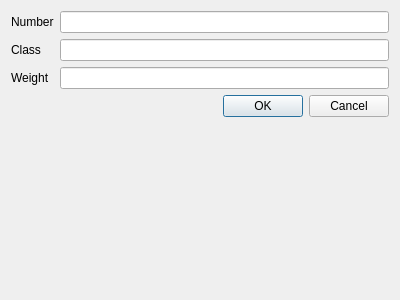
The window that narob-desktop/vehicledialog.ui (iforgetware/narob) describes before a commit, drawn with Qt 5.
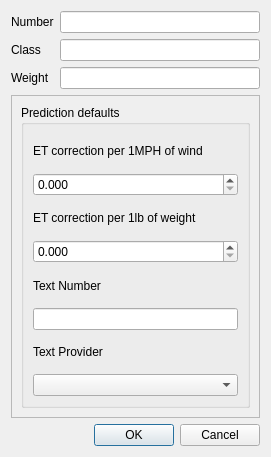
The same window after the commit. Custom widgets are drawn as their Qt base class.

Patch:
```diff
--- a/narob-desktop/vehicledialog.ui
+++ b/narob-desktop/vehicledialog.ui
@@ -6,14 +6,14 @@
    <rect>
     <x>0</x>
     <y>0</y>
-    <width>400</width>
-    <height>300</height>
+    <width>271</width>
+    <height>457</height>
    </rect>
   </property>
   <property name="windowTitle">
    <string>Dialog</string>
   </property>
-  <layout class="QFormLayout" name="formLayout">
+  <layout class="QGridLayout" name="gridLayout_2">
    <item row="0" column="0">
     <widget class="QLabel" name="numberLabel">
      <property name="text">
@@ -21,6 +21,9 @@
      </property>
     </widget>
    </item>
+   <item row="0" column="1">
+    <widget class="QLineEdit" name="numberEdit"/>
+   </item>
    <item row="1" column="0">
     <widget class="QLabel" name="compClassLabel">
      <property name="text">
@@ -28,6 +31,9 @@
      </property>
     </widget>
    </item>
+   <item row="1" column="1">
+    <widget class="QLineEdit" name="compClassEdit"/>
+   </item>
    <item row="2" column="0">
     <widget class="QLabel" name="weightLabel">
      <property name="text">
@@ -35,7 +41,10 @@
      </property>
     </widget>
    </item>
-   <item row="3" column="1">
+   <item row="2" column="1">
+    <widget class="QLineEdit" name="weightEdit"/>
+   </item>
+   <item row="4" column="1">
     <widget class="QDialogButtonBox" name="buttonBox">
      <property name="orientation">
       <enum>Qt::Horizontal</enum>
@@ -45,17 +54,105 @@
      </property>
     </widget>
    </item>
-   <item row="0" column="1">
-    <widget class="QLineEdit" name="numberEdit"/>
-   </item>
-   <item row="1" column="1">
-    <widget class="QLineEdit" name="compClassEdit"/>
-   </item>
-   <item row="2" column="1">
-    <widget class="QLineEdit" name="weightEdit"/>
+   <item row="3" column="0" colspan="2">
+    <widget class="QFrame" name="settingsFrame">
+     <property name="frameShape">
+      <enum>QFrame::StyledPanel</enum>
+     </property>
+     <property name="frameShadow">
+      <enum>QFrame::Raised</enum>
+     </property>
+     <layout class="QGridLayout" name="gridLayout">
+      <item row="0" column="0">
+       <widget class="QGroupBox" name="predictionDefaults">
+        <property name="sizePolicy">
+         <sizepolicy hsizetype="Preferred" vsizetype="Expanding">
+          <horstretch>0</horstretch>
+          <verstretch>0</verstretch>
+         </sizepolicy>
+        </property>
+        <property name="title">
+         <string>Prediction defaults</string>
+        </property>
+        <layout class="QGridLayout" name="gridLayout_7">
+         <item row="2" column="0">
+          <widget class="QLabel" name="weightAdjustmentLabel">
+           <property name="text">
+            <string>ET correction per 1lb of weight</string>
+           </property>
+          </widget>
+         </item>
+         <item row="3" column="0">
+          <widget class="QDoubleSpinBox" name="weightAdjustmentSpinBox">
+           <property name="decimals">
+            <number>3</number>
+           </property>
+           <property name="maximum">
+            <double>0.999000000000000</double>
+           </property>
+           <property name="singleStep">
+            <double>0.001000000000000</double>
+           </property>
+          </widget>
+         </item>
+         <item row="1" column="0">
+          <widget class="QDoubleSpinBox" name="windAdjustmentSpinBox">
+           <property name="decimals">
+            <number>3</number>
+           </property>
+           <property name="minimum">
+            <double>0.000000000000000</double>
+           </property>
+           <property name="maximum">
+            <double>0.999000000000000</double>
+           </property>
+           <property name="singleStep">
+            <double>0.001000000000000</double>
+           </property>
+          </widget>
+         </item>
+         <item row="7" column="0">
+          <widget class="ProviderBox" name="textProviderComboBox"/>
+         </item>
+         <item row="0" column="0">
+          <widget class="QLabel" name="windAdjustmentLabel">
+           <property name="text">
+            <string>ET correction per 1MPH of wind</string>
+           </property>
+          </widget>
+         </item>
+         <item row="6" column="0">
+          <widget class="QLabel" name="textProviderLabel">
+           <property name="text">
+            <string>Text Provider</string>
+           </property>
+          </widget>
+         </item>
+         <item row="4" column="0">
+          <widget class="QLabel" name="textNumberLabel">
+           <property name="text">
+            <string>Text Number</string>
+           </property>
+          </widget>
+         </item>
+         <item row="5" column="0">
+          <widget class="QLineEdit" name="textNumberEdit"/>
+         </item>
+        </layout>
+       </widget>
+      </item>
+     </layout>
+    </widget>
    </item>
   </layout>
  </widget>
+ <customwidgets>
+  <customwidget>
+   <class>ProviderBox</class>
+   <extends>QComboBox</extends>
+   <header>providerbox.h</header>
+  </customwidget>
+ </customwidgets>
  <tabstops>
   <tabstop>numberEdit</tabstop>
   <tabstop>compClassEdit</tabstop>
```
